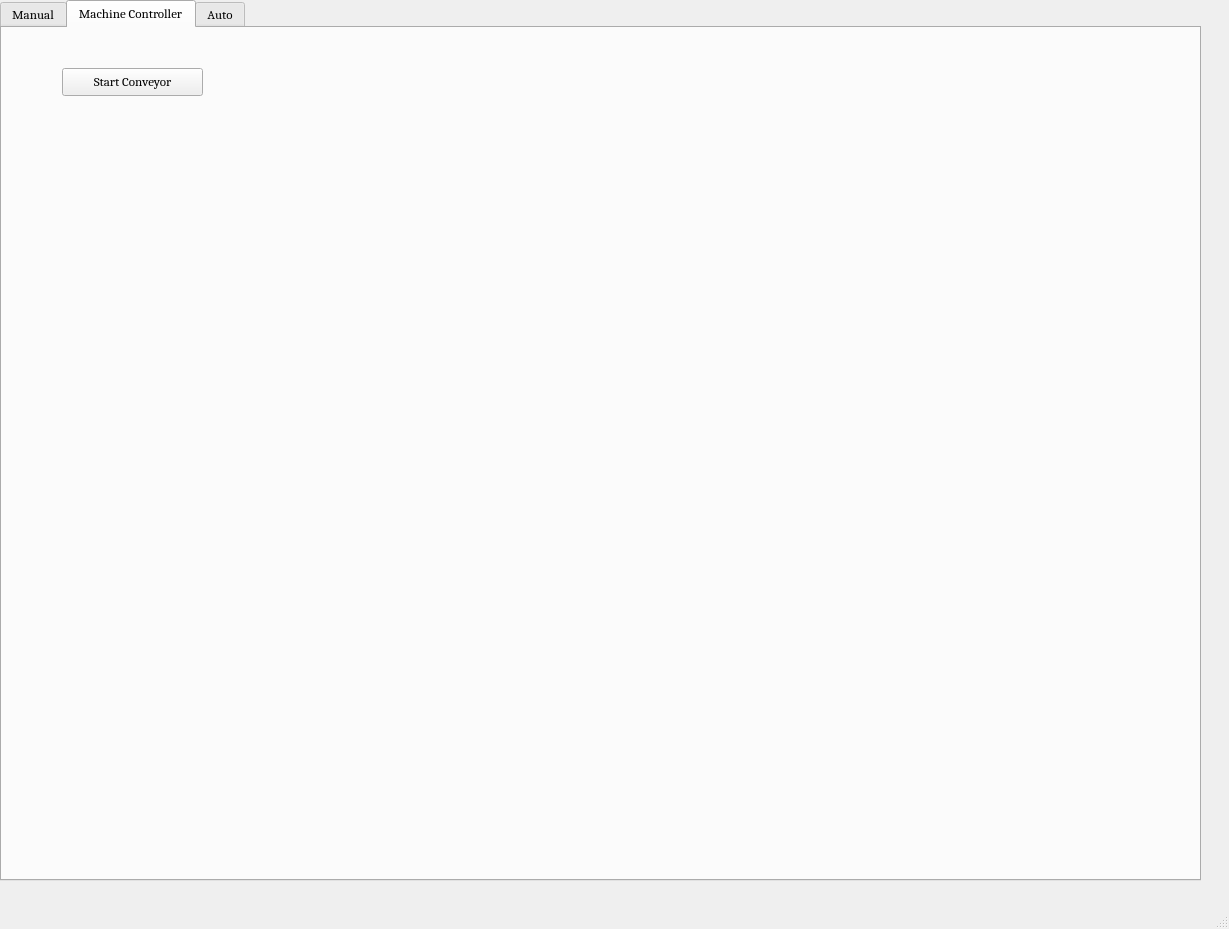
The window that main.ui (quangdungluong/YaskawaRealsenseControl) describes before a commit, drawn with Qt 5.
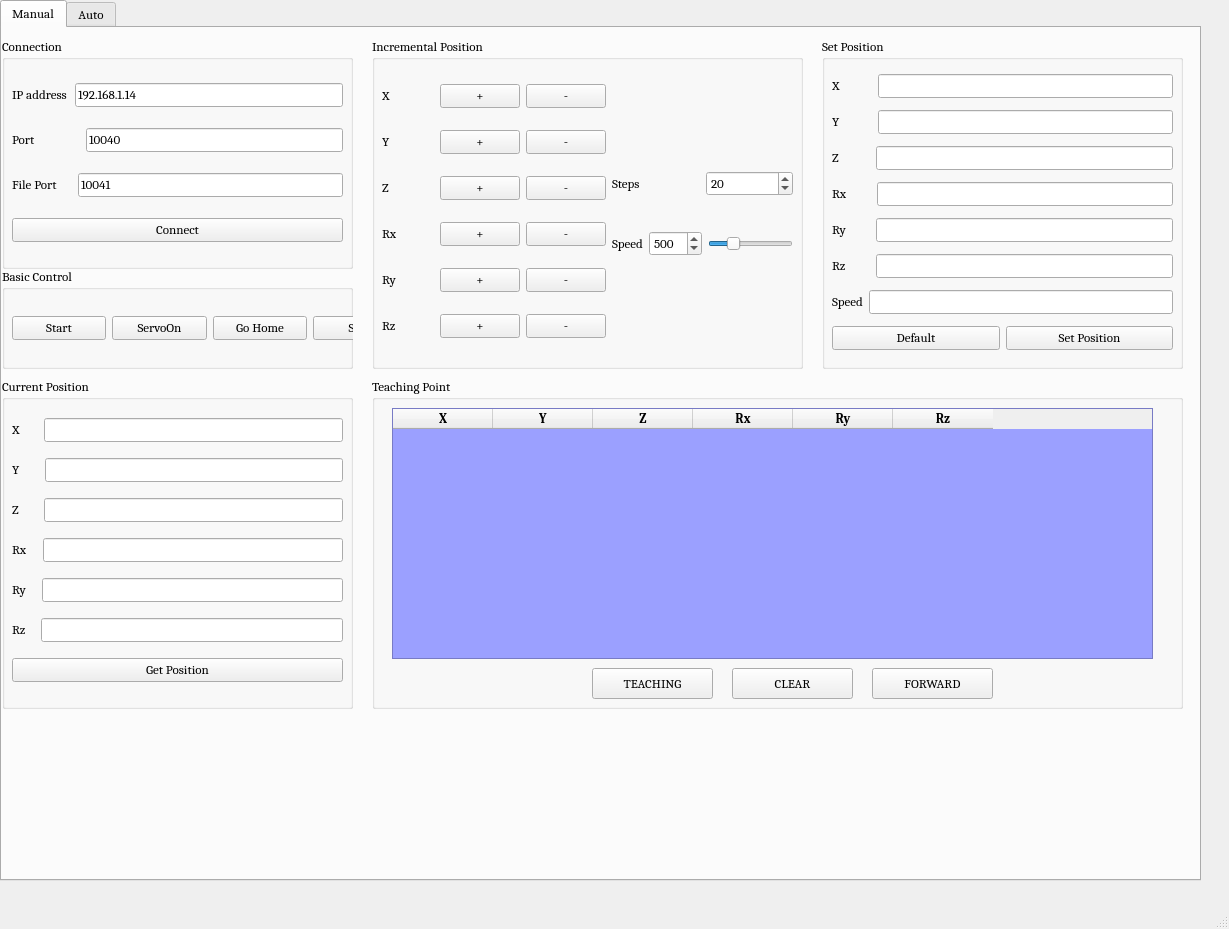
The same window after the commit. The open tabs and pages were chosen to show the change.

The edit to the form file:
```diff
--- a/main.ui
+++ b/main.ui
@@ -1267,7 +1267,7 @@
         <rect>
          <x>10</x>
          <y>30</y>
-         <width>331</width>
+         <width>395</width>
          <height>61</height>
         </rect>
        </property>
@@ -1737,30 +1737,6 @@
       </widget>
      </widget>
     </widget>
-    <widget class="QWidget" name="tab">
-     <attribute name="title">
-      <string>Machine Controller</string>
-     </attribute>
-     <widget class="QPushButton" name="startConveyor_btn">
-      <property name="geometry">
-       <rect>
-        <x>60</x>
-        <y>40</y>
-        <width>141</width>
-        <height>28</height>
-       </rect>
-      </property>
-      <property name="font">
-       <font>
-        <family>Cambria</family>
-        <pointsize>10</pointsize>
-       </font>
-      </property>
-      <property name="text">
-       <string>Start Conveyor</string>
-      </property>
-     </widget>
-    </widget>
     <widget class="QWidget" name="autoTab">
      <attribute name="title">
       <string>Auto</string>
@@ -2410,6 +2386,19 @@
           </property>
          </widget>
         </item>
+        <item>
+         <widget class="QPushButton" name="startConveyor_btn">
+          <property name="font">
+           <font>
+            <family>Cambria</family>
+            <pointsize>10</pointsize>
+           </font>
+          </property>
+          <property name="text">
+           <string>Start Conveyor</string>
+          </property>
+         </widget>
+        </item>
        </layout>
       </widget>
      </widget>
```
